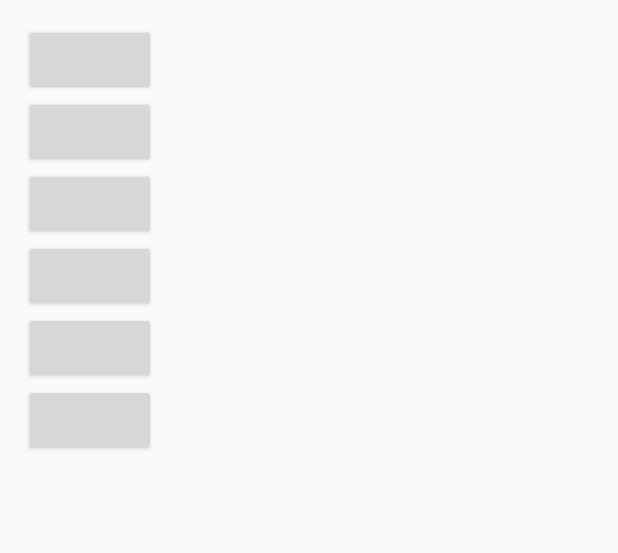
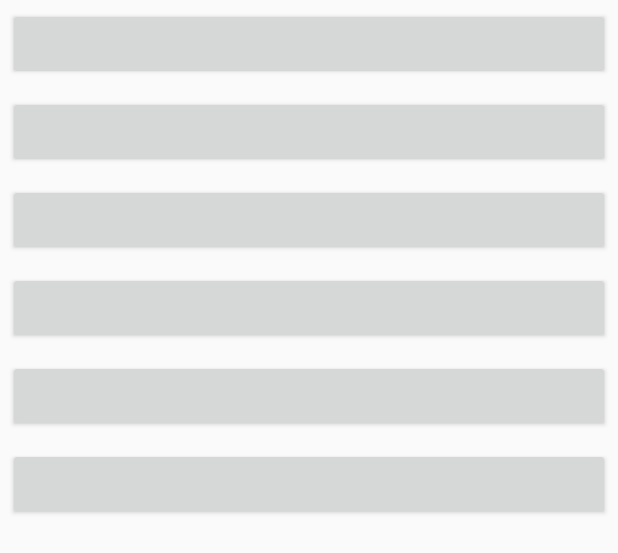
Before and after one commit to IoTGroup/ProjetoIoT, an Android app: the layout activity_dialog_color.xml on its own in the app's theme, with its tools: preview values and no code run, on a phone screen of 412 x 824 dp. Shown: the top 553 px of the screen. Run offline under Robolectric (Android 15) with nearby library versions, the phone set to English and light mode, and no system bars.

```diff
--- a/AutomaGREat/app/src/main/java/automa/great/ufc/br/automagreat/view/adapter/FieldListAdapter.java
+++ b/AutomaGREat/app/src/main/java/automa/great/ufc/br/automagreat/view/adapter/FieldListAdapter.java
@@ -70,7 +70,6 @@ public class FieldListAdapter extends BaseAdapter {
 
         this.position = position;
 
-
         if (convertView == null) {
             LayoutInflater mInflater = (LayoutInflater) activity.getSystemService(Activity.LAYOUT_INFLATER_SERVICE);
             convertView = mInflater.inflate(R.layout.item_onoff, null);
@@ -89,13 +88,11 @@ public class FieldListAdapter extends BaseAdapter {
             public void onCheckedChanged(CompoundButton buttonView, boolean isChecked) {
                 // Guardar os status dos objetos
 
-
                 if (type.equals(Config.type_airs)) {
                     Airs.onOff();
                     Log.d(Config.TAG,"Air onOff");
                 } else {
                     // Para o tipo Light
-
                     if (position == 0) {
                         if (isChecked) {
                             Iterator<Switch> iterator = listSwitches.iterator();
--- a/AutomaGREat/app/src/main/res/layout/activity_dialog_color.xml
+++ b/AutomaGREat/app/src/main/res/layout/activity_dialog_color.xml
@@ -1,41 +1,44 @@
 <?xml version="1.0" encoding="utf-8"?>
 <LinearLayout xmlns:android="http://schemas.android.com/apk/res/android"
-    xmlns:tools="http://schemas.android.com/tools" android:layout_width="match_parent"
-    android:layout_height="match_parent" android:paddingLeft="@dimen/activity_horizontal_margin"
-    android:paddingRight="@dimen/activity_horizontal_margin"
-    android:paddingTop="@dimen/activity_vertical_margin"
-    android:paddingBottom="@dimen/activity_vertical_margin"
+    xmlns:tools="http://schemas.android.com/tools"
+    android:layout_width="fill_parent"
+    android:layout_height="wrap_content"
     tools:context="automa.great.ufc.br.automagreat.view.activity.DialogColorActivity"
     android:orientation="vertical">
 
     <Button
-        android:layout_width="wrap_content"
+        android:id="@+id/bColorRed"
+        android:layout_width="fill_parent"
         android:layout_height="wrap_content"
-        android:id="@+id/button1" />
+        android:layout_margin="5sp"/>
 
     <Button
-        android:layout_width="wrap_content"
+        android:id="@+id/bColorGreen"
+        android:layout_width="fill_parent"
         android:layout_height="wrap_content"
-        android:id="@+id/button2" />
+        android:layout_margin="5sp"/>
 
     <Button
-        android:layout_width="wrap_content"
+        android:id="@+id/bColorBlue"
+        android:layout_width="fill_parent"
         android:layout_height="wrap_content"
-        android:id="@+id/button3" />
+        android:layout_margin="5sp"/>
 
     <Button
-        android:layout_width="wrap_content"
+        android:id="@+id/bColorYellow"
+        android:layout_width="fill_parent"
         android:layout_height="wrap_content"
-        android:id="@+id/button4" />
+        android:layout_margin="5sp"/>
 
     <Button
-        android:layout_width="wrap_content"
+        android:id="@+id/bColorMagenta"
+        android:layout_width="fill_parent"
         android:layout_height="wrap_content"
-        android:id="@+id/button5" />
+        android:layout_margin="5sp"/>
 
     <Button
-        android:layout_width="wrap_content"
+        android:id="@+id/bColorWhite"
+        android:layout_width="fill_parent"
         android:layout_height="wrap_content"
-        android:id="@+id/button6" />
-
+        android:layout_margin="5sp"/>
 </LinearLayout>
--- a/AutomaGREat/app/src/main/res/layout/item_onoff.xml
+++ b/AutomaGREat/app/src/main/res/layout/item_onoff.xml
@@ -55,5 +55,4 @@
             android:src="@mipmap/ic_dots_vertical" />
 
     </RelativeLayout>
-
 </RelativeLayout>
--- a/AutomaGREat/app/src/main/res/values/colors.xml
+++ b/AutomaGREat/app/src/main/res/values/colors.xml
@@ -5,6 +5,7 @@
     <color name="text">#787878</color>
     <color name="colorAccent">#83CBC1</color>
     <color name="tabsScrollColor">#004D40</color>
+
     <color name="logo_blue">#1063AE</color>
     <color name="logo_yellow">#FBC141</color>
 </resources>
```
Also changed, not shown: AutomaGREat/app/src/main/AndroidManifest.xml (+10 -5 lines), AutomaGREat/app/src/main/java/automa/great/ufc/br/automagreat/view/activity/DialogColorActivity.java (+64 -14 lines), AutomaGREat/app/src/main/res/layout/activity_pin.xml (+6 -2 lines), AutomaGREat/app/src/main/res/values/styles.xml (+8 -4 lines).
